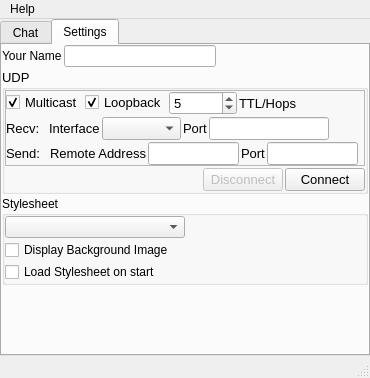
cyberlord8/ChesterTheChat, file src/mainwindow.ui: the form before one commit.
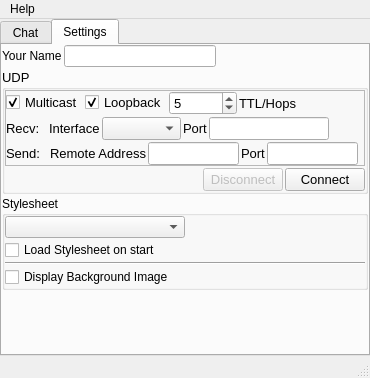
The form after the commit. The open tabs and pages were chosen to show the change.

```diff
--- a/src/mainwindow.ui
+++ b/src/mainwindow.ui
@@ -556,16 +556,6 @@
              </item>
             </layout>
            </item>
-           <item>
-            <widget class="QCheckBox" name="checkBoxDisplayBackgroundImage">
-             <property name="toolTip">
-              <string>Display Chester The Chat image as background in chat window</string>
-             </property>
-             <property name="text">
-              <string>Display Background Image</string>
-             </property>
-            </widget>
-           </item>
            <item>
             <widget class="QCheckBox" name="checkBoxLoadStyleSheet">
              <property name="toolTip">
@@ -576,6 +566,23 @@
              </property>
             </widget>
            </item>
+           <item>
+            <widget class="Line" name="line">
+             <property name="orientation">
+              <enum>Qt::Orientation::Horizontal</enum>
+             </property>
+            </widget>
+           </item>
+           <item>
+            <widget class="QCheckBox" name="checkBoxDisplayBackgroundImage">
+             <property name="toolTip">
+              <string>Display Chester The Chat image as background in chat window</string>
+             </property>
+             <property name="text">
+              <string>Display Background Image</string>
+             </property>
+            </widget>
+           </item>
           </layout>
          </widget>
         </item>
```
